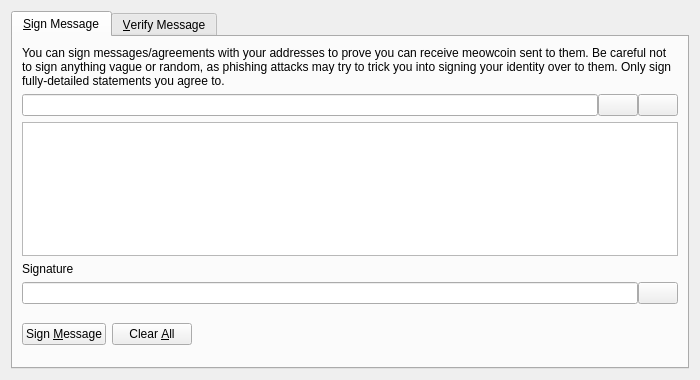
Above: src/qt/forms/signverifymessagedialog.ui from 1NF1N18Y/points before the change. Below: the same form after it.
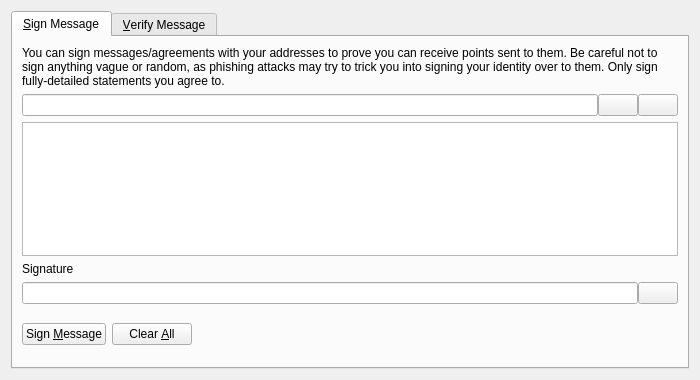
That is the form after the change. Icons and pictures are not drawn. Custom widgets are drawn as their Qt base class.

Diff of the .ui file:
```diff
--- a/src/qt/forms/signverifymessagedialog.ui
+++ b/src/qt/forms/signverifymessagedialog.ui
@@ -30,7 +30,7 @@
        <item>
         <widget class="QLabel" name="infoLabel_SM">
          <property name="text">
-          <string>You can sign messages/agreements with your addresses to prove you can receive meowcoin sent to them. Be careful not to sign anything vague or random, as phishing attacks may try to trick you into signing your identity over to them. Only sign fully-detailed statements you agree to.</string>
+          <string>You can sign messages/agreements with your addresses to prove you can receive points sent to them. Be careful not to sign anything vague or random, as phishing attacks may try to trick you into signing your identity over to them. Only sign fully-detailed statements you agree to.</string>
          </property>
          <property name="textFormat">
           <enum>Qt::PlainText</enum>
```
Left out of the diff: 26 changed lines with no effect on the pictures.
